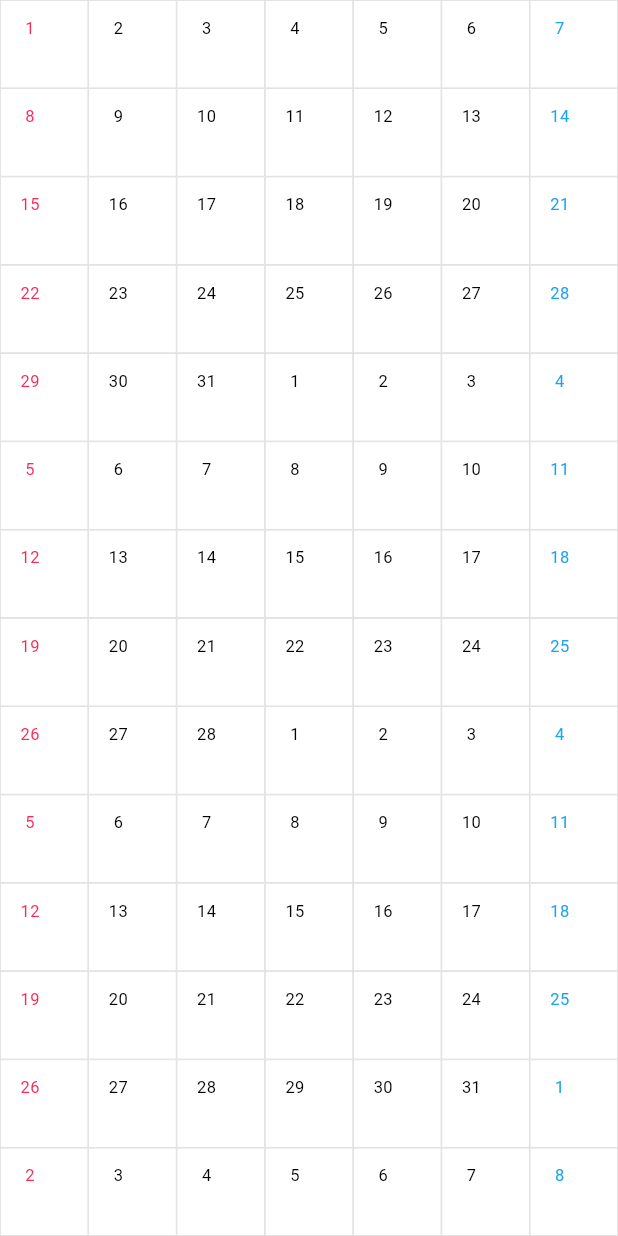
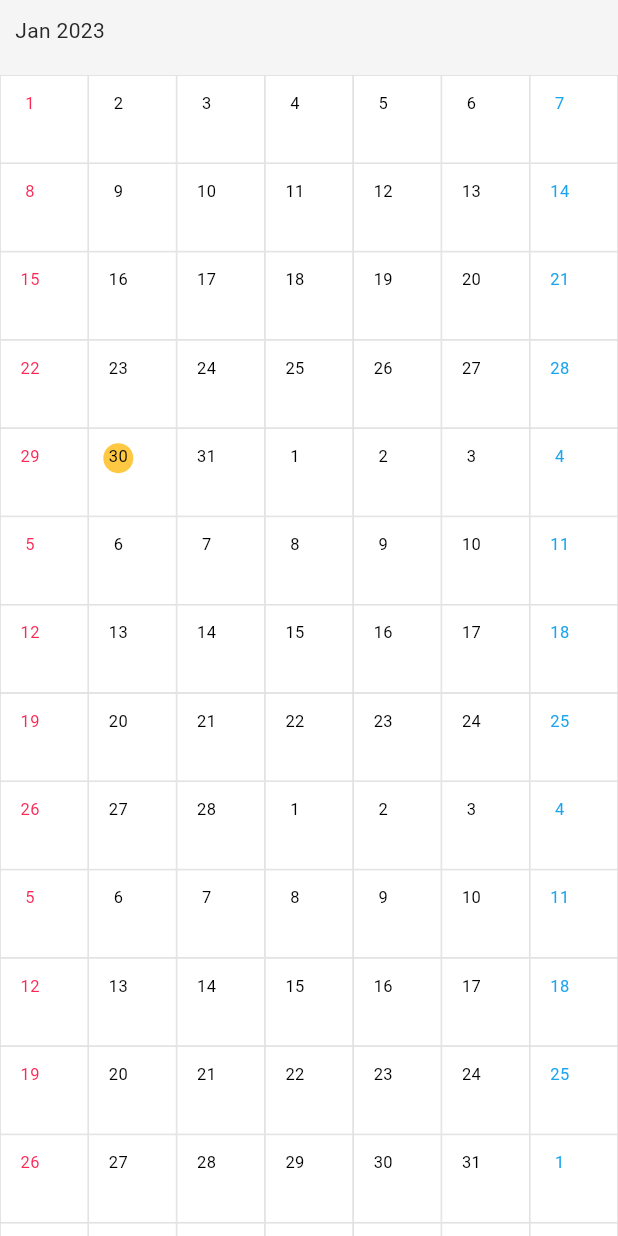
Before and after one commit to deniz-lee/flutter-demo, a Flutter app: the GridWidget screen opened directly, on a phone screen of 412 x 824 dp. Run offline on Flutter 3.47's test engine with Material 2 defaults, Android fonts, the phone set to English and light mode, and no system bars; our stand-ins replace flutter_signin_button, font_awesome_flutter, google_sign_in, googleapis_auth, timezone; missing offline and left inert: extension_google_sign_in_as_googleapis_auth, googleapis.

Commit message:
[deniz-lee] Add to changing date string in monthly app bar by grid scroll events.

```diff
--- a/app/lib/model/event.dart
+++ b/app/lib/model/event.dart
@@ -1,5 +1,5 @@
 // ignore_for_file: library_prefixes
-import 'package:flutter_demo/tools/extentions.dart';
+import 'package:flutter_demo/tools/extensions.dart';
 import 'package:googleapis/calendar/v3.dart' as Calendar;
 
 class EventModel {
--- a/app/lib/provider/calendar_provider.dart
+++ b/app/lib/provider/calendar_provider.dart
@@ -4,11 +4,15 @@ import 'package:flutter/material.dart';
 import 'package:flutter_demo/model/constants.dart';
 import 'package:flutter_demo/model/event.dart';
 import 'package:flutter_demo/plugin/GoogleSignIn-macOS/google_sign_in_macos.dart';
-import 'package:flutter_demo/tools/extentions.dart';
+import 'package:flutter_demo/tools/extensions.dart';
 import 'package:google_sign_in/google_sign_in.dart';
 import 'package:googleapis/calendar/v3.dart';
 import 'package:googleapis_auth/auth_io.dart';
 import 'package:intl/intl.dart';
+
+enum ProviderState {
+  none, loading, done
+}
 
 class CalendarProvider extends ChangeNotifier {
   GoogleSignIn? _googleSignIn;
--- a/app/lib/themes/calendar_theme_data.dart
+++ b/app/lib/themes/calendar_theme_data.dart
@@ -28,7 +28,7 @@ class CalendarThemeData {
       iconTheme: IconThemeData(color: colorScheme.onPrimary),
       canvasColor: colorScheme.background,
       scaffoldBackgroundColor: colorScheme.background,
-      highlightColor: Colors.transparent,
+      highlightColor: colorScheme.surfaceTint,
       focusColor: focusColor,
       indicatorColor: colorScheme.surfaceTint,
       dividerColor: colorScheme.shadow,
@@ -49,7 +49,7 @@ class CalendarThemeData {
     onSecondary: Color(0xFF322942),
     onSurface: Color(0xFF241E30),
     brightness: Brightness.light,
-    surfaceTint: Color(0xffff3b31),
+    surfaceTint: Color(0xffffc842),
     shadow: Color(0xffdbdbdb),
   );
 
@@ -68,7 +68,7 @@ class CalendarThemeData {
     onSecondary: _darkFillColor,
     onSurface: _darkFillColor,
     brightness: Brightness.dark,
-    surfaceTint: Color(0xffff453b),
+    surfaceTint: Color(0xffce912c),
     shadow: Color(0xff615957),
   );
 }
--- a/app/lib/widget/daily/event_cell.dart
+++ b/app/lib/widget/daily/event_cell.dart
@@ -1,6 +1,6 @@
 import 'package:flutter/material.dart';
 import 'package:flutter_demo/model/event.dart';
-import 'package:flutter_demo/tools/extentions.dart';
+import 'package:flutter_demo/tools/extensions.dart';
 import 'package:intl/intl.dart';
 
 class EventCell extends StatelessWidget {
--- a/app/lib/widget/monthly/event_cell.dart
+++ b/app/lib/widget/monthly/event_cell.dart
@@ -1,6 +1,6 @@
 import 'package:flutter/material.dart';
 import 'package:flutter_demo/model/event.dart';
-import 'package:flutter_demo/tools/extentions.dart';
+import 'package:flutter_demo/tools/extensions.dart';
 
 class EventCell extends StatelessWidget {
   final EventModel _event;
--- a/app/lib/widget/monthly/grid_cell.dart
+++ b/app/lib/widget/monthly/grid_cell.dart
@@ -1,36 +1,40 @@
 import 'package:flutter/material.dart';
 import 'package:flutter_demo/model/event.dart';
-import 'package:flutter_demo/tools/extentions.dart';
+import 'package:flutter_demo/tools/extensions.dart';
 import 'package:flutter_demo/widget/monthly/event_cell.dart';
 
+typedef OnGridCellSizeChange = void Function(Size size);
+
 class GridCell extends StatelessWidget {
-  final DateTime _dateTime;
+  final DateTime? _dateTime;
   final List<EventModel>? _events;
 
-  const GridCell(this._dateTime, this._events, {super.key});
+  final OnGridCellSizeChange? _onChange;
+
+  const GridCell(this._dateTime, this._events, this._onChange, {super.key});
 
   @override
   Widget build(BuildContext context) {
     Color textColor =
         Theme.of(context).textTheme.bodyText1?.color ?? Colors.black;
-    if (_dateTime.weekday == DateTime.sunday) {
+    if (_dateTime?.weekday == DateTime.sunday) {
       textColor = CalendarColors.summary(context, CalendarColorType.red);
     }
-    if (_dateTime.weekday == DateTime.saturday) {
+    if (_dateTime?.weekday == DateTime.saturday) {
       textColor = CalendarColors.summary(context, CalendarColorType.blue);
     }
     List<Widget> children = [];
     List<Widget> stackChildren = [];
 
     DateTime now = DateTime.now();
-    if (_dateTime.year == now.year &&
-        _dateTime.month == now.month &&
-        _dateTime.day == now.day) {
+    if (_dateTime?.year == now.year &&
+        _dateTime?.month == now.month &&
+        _dateTime?.day == now.day) {
       stackChildren.add(Container(
         width: 20,
         height: 20,
         decoration: BoxDecoration(
-            color: Theme.of(context).highlightColor,
+            color:Theme.of(context).highlightColor,
             borderRadius: BorderRadius.circular(20)),
       ));
     }
@@ -40,7 +44,7 @@ class GridCell extends StatelessWidget {
       margin: const EdgeInsets.only(left: 2.5, top: 2.5),
       alignment: Alignment.center,
       child: Text(
-        _dateTime.day.toString(),
+        _dateTime?.day.toString() ?? "",
         style: TextStyle(
           color: textColor,
           fontSize: 11,
@@ -58,6 +62,12 @@ class GridCell extends StatelessWidget {
       EventCell cell = EventCell(event);
       children.add(cell);
     }
+
+    return LayoutBuilder(builder: (context, constraints) {
+      OnGridCellSizeChange? onChange = _onChange;
+      if(onChange != null) {
+        onChange(Size(constraints.maxWidth, constraints.maxHeight));
+      }
       return DecoratedBox(
           decoration: BoxDecoration(
               color: Theme.of(context).canvasColor,
@@ -73,5 +83,6 @@ class GridCell extends StatelessWidget {
                 crossAxisAlignment: CrossAxisAlignment.stretch,
                 children: children,
               )));
+    });
   }
 }
--- a/app/lib/widget/monthly/grid_widget.dart
+++ b/app/lib/widget/monthly/grid_widget.dart
@@ -2,6 +2,7 @@ import 'package:flutter/material.dart';
 import 'package:flutter_demo/model/constants.dart';
 import 'package:flutter_demo/model/event.dart';
 import 'package:flutter_demo/provider/calendar_provider.dart';
+import 'package:flutter_demo/widget/monthly/page_app_bar.dart';
 import 'package:intl/intl.dart';
 import 'package:provider/provider.dart';
 
@@ -17,22 +18,54 @@ class GridWidget extends StatefulWidget {
 class _GridWidgetState extends State<GridWidget> {
   late int _length;
   late ScrollController _controller;
+  late Size _gridCellSize;
+  final DateTime _initDate = DateTime(DateTime.now().year, 1, 1);
+  late DateTime _appBarDateTime = DateTime(DateTime.now().year, 1, 1);
 
   @override
   void initState() {
     _length = monthlyItemCount_;
     _controller = ScrollController();
     _controller.addListener(() {
-      if (_controller.hasClients) {
-        if (_controller.position.maxScrollExtent == _controller.offset) {
-          setState(() {
-            _length += monthlyItemCount_;
-          });
-        }
-      }
+      _updateAppBarDateIfNeeded();
+      _addGridCellCountIfNeeded();
     });
     super.initState();
   }
+
+  void _updateAppBarDateIfNeeded() {
+    if (!_controller.hasClients) {
+      return ;
+    }
+    if (_gridCellSize.width == 0 || _gridCellSize.height == 0 ) {
+      return ;
+    }
+    int rowIdx = _controller.offset ~/ _gridCellSize.height;
+    int days = rowIdx * 7 + 7;
+    final targetDate = _initDate.add(Duration(days: days));
+    if (_appBarDateTime.year != targetDate.year ||
+        _appBarDateTime.month != targetDate.month) {
+      setState(() {
+        _appBarDateTime = DateTime(targetDate.year, targetDate.month, 1);
+      });
+    }
+  }
+
+  void _addGridCellCountIfNeeded() {
+    if (!_controller.hasClients) {
+      return ;
+    }
+    _updateAppBarDateIfNeeded();
+    if (_controller.position.maxScrollExtent == _controller.offset) {
+      setState(() {
+        _length += monthlyItemCount_;
+      });
+    }
+  }
+
+  OnGridCellSizeChange get _didGridCellSizeChange => (Size size) {
+    _gridCellSize = size;
+  };
 
   @override
   void dispose() {
@@ -43,6 +76,7 @@ class _GridWidgetState extends State<GridWidget> {
   @override
   Widget build(BuildContext context) {
     return Scaffold(
+      appBar: PageAppBar(_appBarDateTime),
       body: GridView.builder(
           controller: _controller,
           itemCount: _length,
@@ -55,10 +89,14 @@ class _GridWidgetState extends State<GridWidget> {
             String formattedDate = DateFormat('yyyy-MM-dd').format(targetDate);
             List<EventModel>? events =
                 Provider.of<CalendarProvider>(context).events[formattedDate];
+            OnGridCellSizeChange? onChange;
+            if (index == 0) {
+              onChange = _didGridCellSizeChange;
+            }
             if (events != null) {
-              return Center(child: GridCell(targetDate, events));
+              return Center(child: GridCell(targetDate, events, onChange));
             }
-            return Center(child: GridCell(targetDate, null));
+            return Center(child: GridCell(targetDate, null, onChange));
           }),
     );
   }
--- a/app/lib/widget/monthly/page_app_bar.dart
+++ b/app/lib/widget/monthly/page_app_bar.dart
@@ -11,8 +11,8 @@ class PageAppBar extends StatelessWidget with PreferredSizeWidget {
 
   @override
   Widget build(BuildContext context) {
-    DateTime now = DateTime.now();
-    String title = "${DateFormat.MMM().format(now)} ${now.year.toString()}";
+    DateTime dateTime = _dateTime ?? DateTime(DateTime.now().year, 1, 1);
+    String title = "${DateFormat.MMM().format(dateTime)} ${dateTime.year.toString()}";
 
     return AppBar(
       title: null,
```
Also changed, not shown: app/lib/tools/extensions.dart (renamed from app/lib/tools/extentions.dart). Lines whose indentation alone changed are shown as unchanged.
